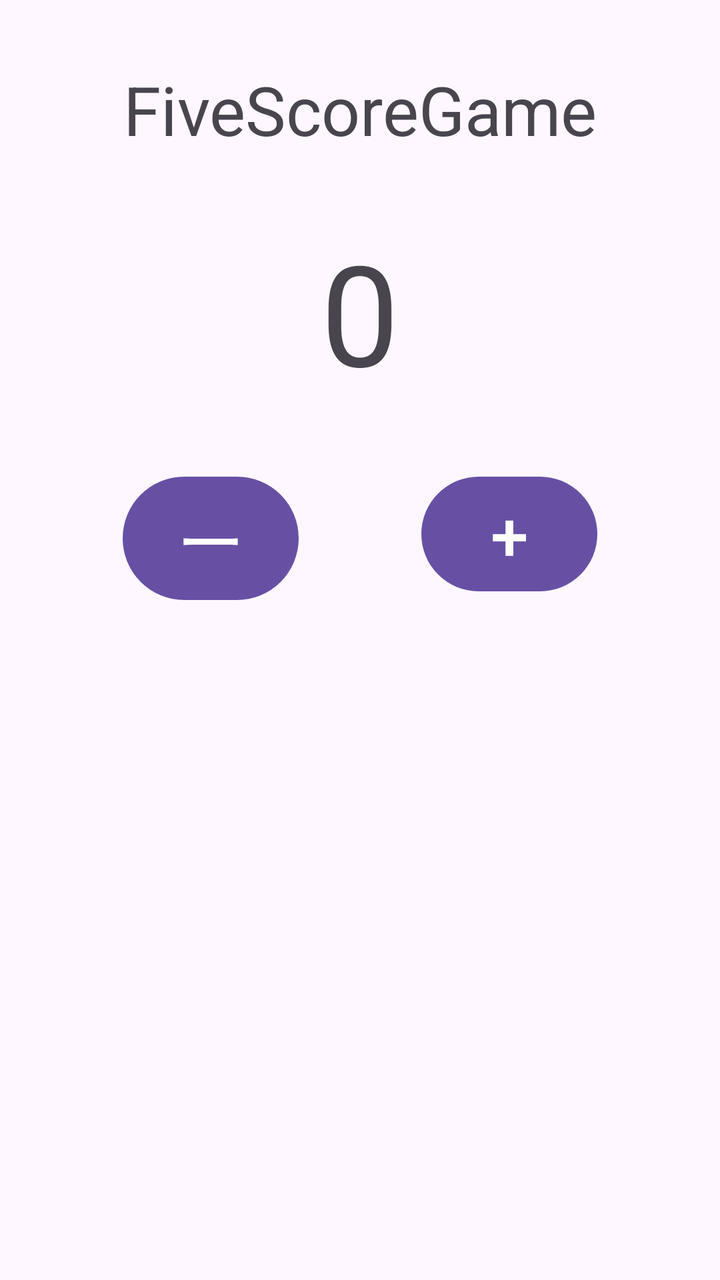
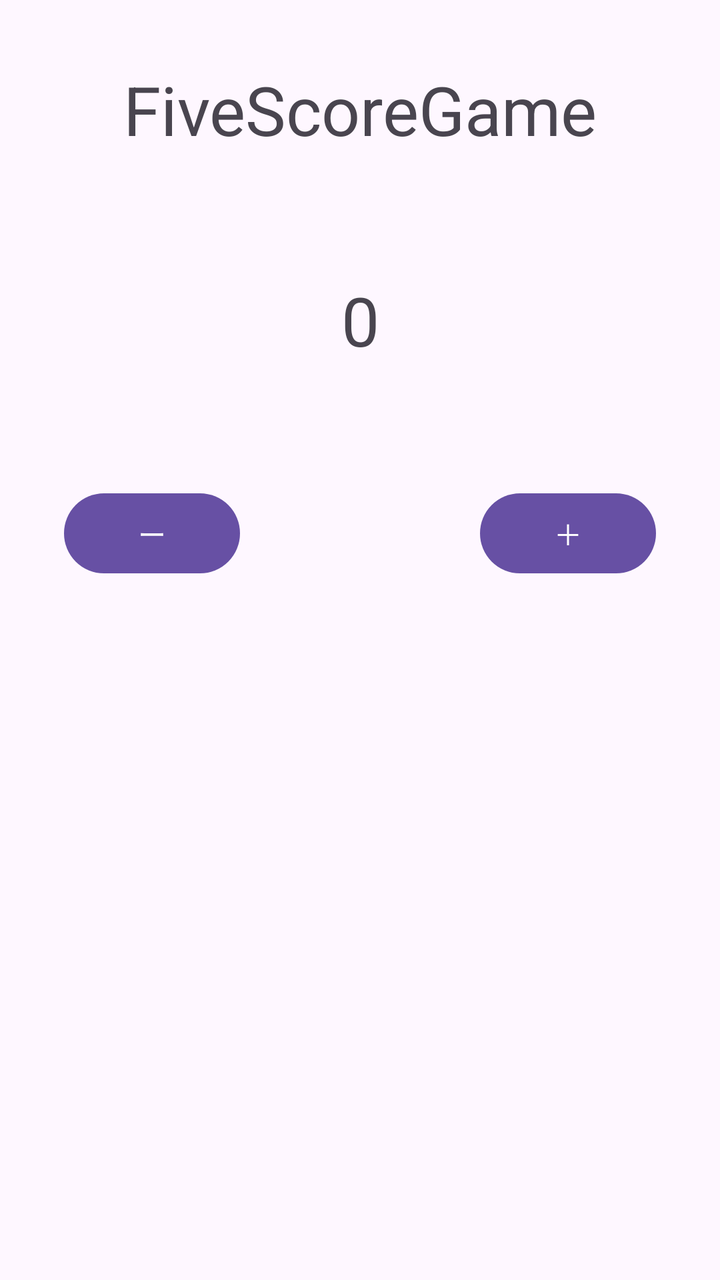

The first picture is an Android layout as it rendered before a commit; the second is the same layout after the commit. The layout source and the unified diff follow.
<!-- AndroidManifest.xml: application theme Theme.FiveScoreApp -->
<!-- res/layout/activity_main.xml -->
<?xml version="1.0" encoding="utf-8"?>
<androidx.constraintlayout.widget.ConstraintLayout xmlns:android="http://schemas.android.com/apk/res/android"
    xmlns:app="http://schemas.android.com/apk/res-auto"
    xmlns:tools="http://schemas.android.com/tools"
    android:id="@+id/main"
    android:layout_width="match_parent"
    android:layout_height="match_parent"
    tools:context=".MainActivity">


    <TextView
        android:id="@+id/textView3"
        android:layout_width="wrap_content"
        android:layout_height="wrap_content"
        android:layout_marginTop="32dp"
        android:text="FiveScoreGame"
        android:textSize="34sp"
        app:layout_constraintEnd_toEndOf="parent"
        app:layout_constraintStart_toStartOf="parent"
        app:layout_constraintTop_toTopOf="parent" />

    <TextView
        android:id="@+id/tvScore"
        android:layout_width="wrap_content"
        android:layout_height="wrap_content"
        android:layout_marginTop="32dp"
        android:text="0"
        android:textSize="70sp"
        app:layout_constraintEnd_toEndOf="parent"
        app:layout_constraintStart_toStartOf="parent"
        app:layout_constraintTop_toBottomOf="@+id/textView3" />

    <Button
        android:id="@+id/btnMinus"
        android:layout_width="wrap_content"
        android:layout_height="wrap_content"
        android:layout_marginTop="32dp"
        android:text="ー"
        android:textSize="34sp"
        app:layout_constraintEnd_toStartOf="@+id/btnPlus"
        app:layout_constraintHorizontal_bias="0.5"
        app:layout_constraintStart_toStartOf="parent"
        app:layout_constraintTop_toBottomOf="@+id/tvScore" />

    <Button
        android:id="@+id/btnPlus"
        android:layout_width="wrap_content"
        android:layout_height="wrap_content"
        android:layout_marginTop="32dp"
        android:text="+"
        android:textSize="34sp"
        app:layout_constraintEnd_toEndOf="parent"
        app:layout_constraintHorizontal_bias="0.5"
        app:layout_constraintStart_toEndOf="@+id/btnMinus"
        app:layout_constraintTop_toBottomOf="@+id/tvScore" />
</androidx.constraintlayout.widget.ConstraintLayout>
<!-- resources referenced by this layout -->
<resources>
  <style name="Theme.FiveScoreApp" parent="Base.Theme.FiveScoreApp" />
  <style name="Base.Theme.FiveScoreApp" parent="Theme.Material3.DayNight.NoActionBar">
          
          
      </style>
</resources>

<!-- the commit's change to res/layout/activity_main.xml (unified diff, before → after) -->
@@ -7,50 +7,52 @@
     android:layout_height="match_parent"
     tools:context=".MainActivity">
 
+    <androidx.constraintlayout.widget.ConstraintLayout
+        android:id="@+id/fl"
+        android:layout_width="match_parent"
+        android:layout_height="match_parent">
 
-    <TextView
-        android:id="@+id/textView3"
-        android:layout_width="wrap_content"
-        android:layout_height="wrap_content"
-        android:layout_marginTop="32dp"
-        android:text="FiveScoreGame"
-        android:textSize="34sp"
-        app:layout_constraintEnd_toEndOf="parent"
-        app:layout_constraintStart_toStartOf="parent"
-        app:layout_constraintTop_toTopOf="parent" />
+        <TextView
+            android:id="@+id/textView"
+            android:layout_width="wrap_content"
+            android:layout_height="wrap_content"
+            android:layout_marginTop="32dp"
+            android:text="FiveScoreGame"
+            android:textSize="34sp"
+            app:layout_constraintEnd_toEndOf="parent"
+            app:layout_constraintStart_toStartOf="parent"
+            app:layout_constraintTop_toTopOf="parent" />
 
-    <TextView
-        android:id="@+id/tvScore"
-        android:layout_width="wrap_content"
-        android:layout_height="wrap_content"
-        android:layout_marginTop="32dp"
-        android:text="0"
-        android:textSize="70sp"
-        app:layout_constraintEnd_toEndOf="parent"
-        app:layout_constraintStart_toStartOf="parent"
-        app:layout_constraintTop_toBottomOf="@+id/textView3" />
+        <TextView
+            android:id="@+id/tvScore"
+            android:layout_width="wrap_content"
+            android:layout_height="wrap_content"
+            android:layout_marginTop="60dp"
+            android:text="0"
+            android:textSize="34sp"
+            app:layout_constraintEnd_toEndOf="parent"
+            app:layout_constraintStart_toStartOf="parent"
+            app:layout_constraintTop_toBottomOf="@+id/textView" />
 
-    <Button
-        android:id="@+id/btnMinus"
-        android:layout_width="wrap_content"
-        android:layout_height="wrap_content"
-        android:layout_marginTop="32dp"
-        android:text="ー"
-        android:textSize="34sp"
-        app:layout_constraintEnd_toStartOf="@+id/btnPlus"
-        app:layout_constraintHorizontal_bias="0.5"
-        app:layout_constraintStart_toStartOf="parent"
-        app:layout_constraintTop_toBottomOf="@+id/tvScore" />
+        <Button
+            android:id="@+id/btnMinus"
+            android:layout_width="wrap_content"
+            android:layout_height="wrap_content"
+            android:layout_marginStart="32dp"
+            android:layout_marginTop="60dp"
+            android:text="ー"
+            app:layout_constraintStart_toStartOf="parent"
+            app:layout_constraintTop_toBottomOf="@+id/tvScore" />
 
-    <Button
-        android:id="@+id/btnPlus"
-        android:layout_width="wrap_content"
-        android:layout_height="wrap_content"
-        android:layout_marginTop="32dp"
-        android:text="+"
-        android:textSize="34sp"
-        app:layout_constraintEnd_toEndOf="parent"
-        app:layout_constraintHorizontal_bias="0.5"
-        app:layout_constraintStart_toEndOf="@+id/btnMinus"
-        app:layout_constraintTop_toBottomOf="@+id/tvScore" />
+        <Button
+            android:id="@+id/btnPlus"
+            android:layout_width="wrap_content"
+            android:layout_height="wrap_content"
+            android:layout_marginTop="60dp"
+            android:layout_marginEnd="32dp"
+            android:text="＋"
+            app:layout_constraintEnd_toEndOf="parent"
+            app:layout_constraintTop_toBottomOf="@+id/tvScore" />
+
+    </androidx.constraintlayout.widget.ConstraintLayout>
 </androidx.constraintlayout.widget.ConstraintLayout>
